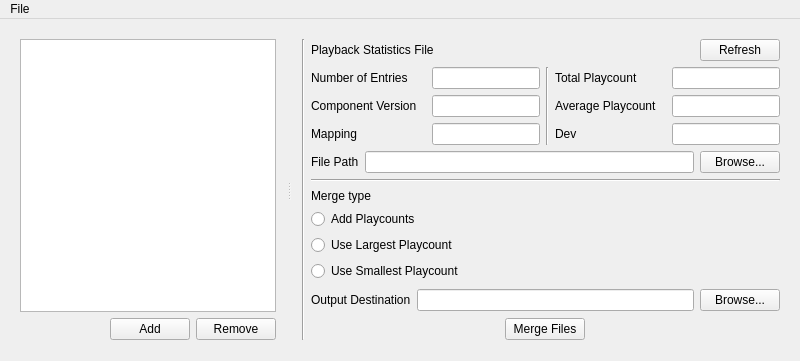
Dystill/foo-playcount-xmlmerge, file playStatMerger/mainwindow.ui: the form before one commit.
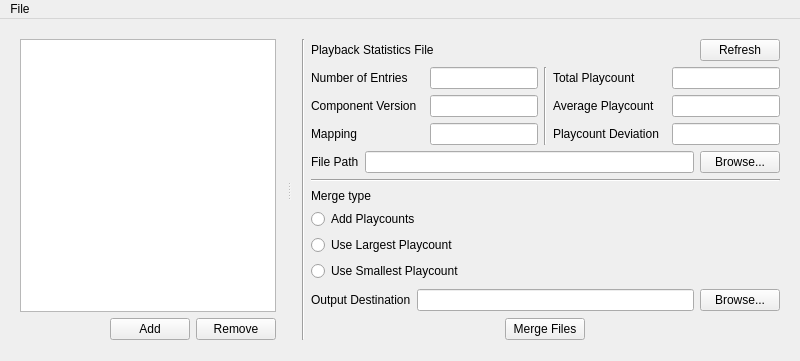
The form after the commit.

What changed in the file:
```diff
--- a/playStatMerger/mainwindow.ui
+++ b/playStatMerger/mainwindow.ui
@@ -307,7 +307,7 @@
               <item>
                <widget class="QLabel" name="labelDeviation">
                 <property name="text">
-                 <string>Dev</string>
+                 <string>Playcount Deviation</string>
                 </property>
                </widget>
               </item>
```
